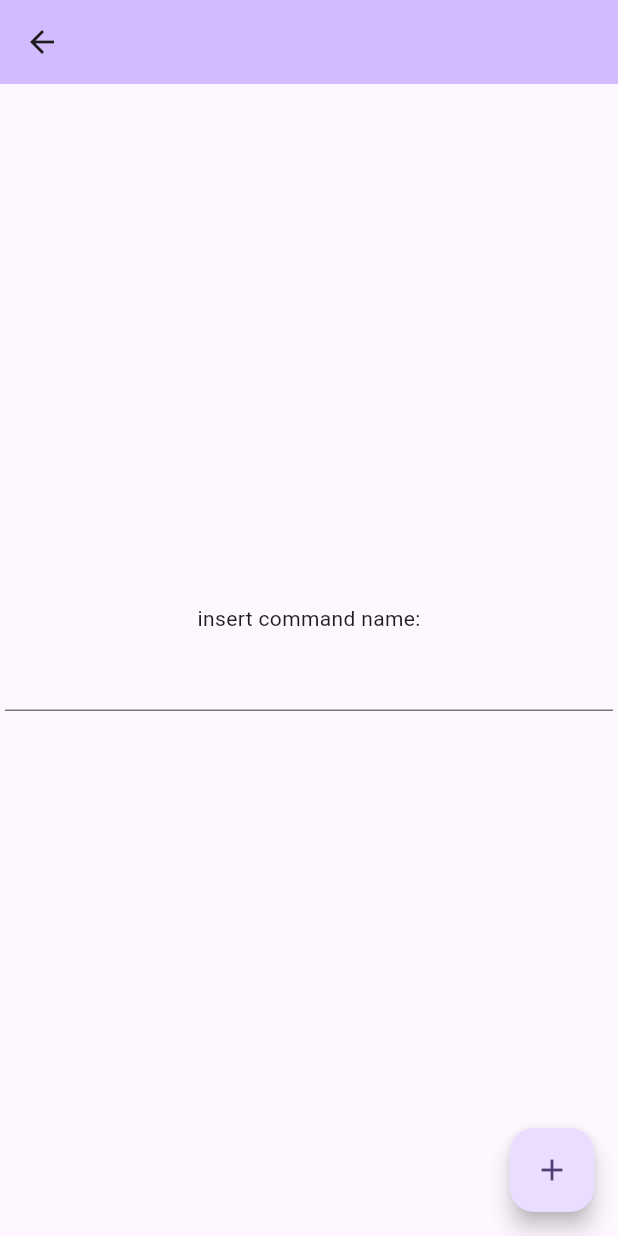
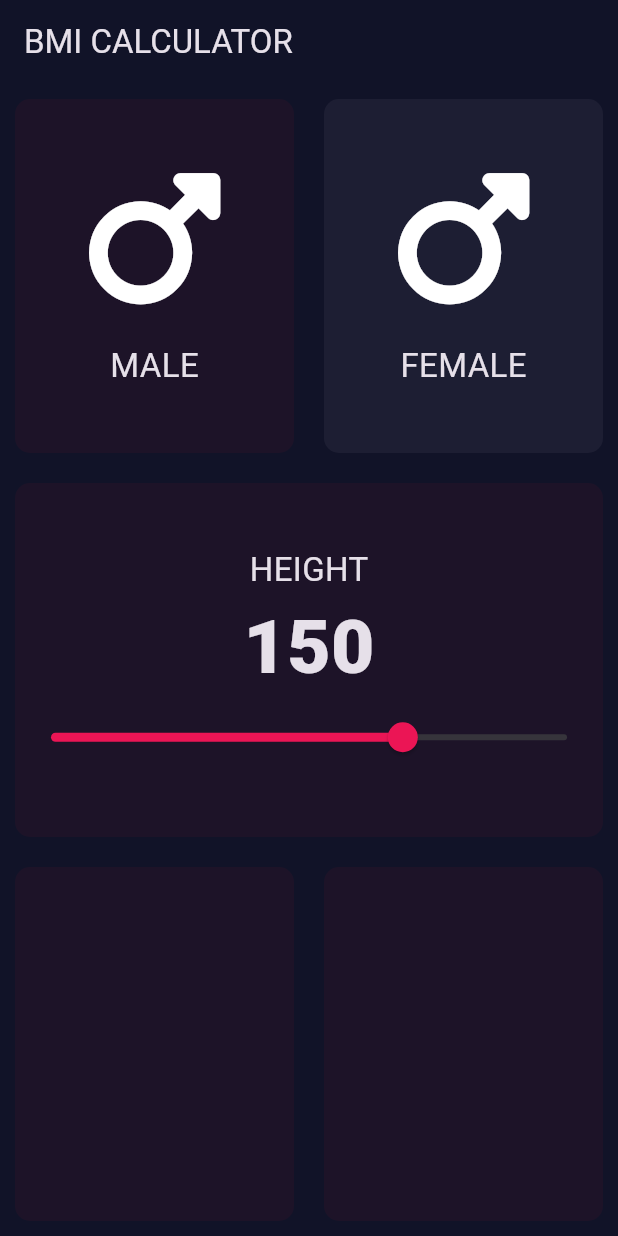
Before and after one commit to r-dossayev/flutterStart, a Flutter app: the screen it shows after launch, on a phone screen of 412 x 824 dp. Run offline on Flutter 3.47's test engine with Material 2 defaults, Android fonts, the phone set to English and light mode, and no system bars; our stand-ins replace font_awesome_flutter, shared_preferences.

Commit message:
start new project BMI calc

```diff
--- /dev/null
+++ b/lib/constants.dart
@@ -0,0 +1,41 @@
+import 'package:flutter/material.dart';
+
+const kBottomContainerHg = 80.0;
+const kActiveCardColour = Color(0xFF1D1E33);
+const kInactiveCardColour = Color(0xFF1D1328);
+const kBottomContainerColour = Color(0xFFEB1555);
+const kBG = Color(0xFF111328);
+
+const kLabelTextStyle = TextStyle(
+  fontSize: 18.0,
+  color: Color(0xFF8D8E98),
+);
+
+const kNumberTextStyle = TextStyle(
+  fontSize: 50.0,
+  fontWeight: FontWeight.w900,
+);
+
+const kLargeButtonTextStyle = TextStyle(
+  fontSize: 25.0,
+  fontWeight: FontWeight.bold,
+);
+const kTitleTextStyle = TextStyle(
+  fontSize: 50.0,
+  fontWeight: FontWeight.bold,
+);
+
+const kResultTextStyle = TextStyle(
+  color: Color(0xFF24D876),
+  fontSize: 22.0,
+  fontWeight: FontWeight.bold,
+);
+
+const kBMITextStyle = TextStyle(
+  fontSize: 100.0,
+  fontWeight: FontWeight.bold,
+);
+
+const kBodyTextStyle = TextStyle(
+  fontSize: 22.0
+);
--- a/lib/main.dart
+++ b/lib/main.dart
@@ -1,6 +1,6 @@
-import 'package:first_app_flutter/test.dart';
 import 'package:flutter/material.dart';
-import 'package:shared_preferences/shared_preferences.dart';
+import 'package:first_app_flutter/constants.dart';
+import 'package:font_awesome_flutter/font_awesome_flutter.dart';
 
 void main() {
   runApp(const MyApp());
@@ -12,39 +12,26 @@ class MyApp extends StatelessWidget {
   @override
   Widget build(BuildContext context) {
     return MaterialApp(
-      title: 'Flutter app',
-      theme: ThemeData(
-        colorScheme: ColorScheme.fromSeed(seedColor: Colors.deepPurple),
+      theme: ThemeData.dark(
         useMaterial3: true,
       ),
-      home: const MyHomePage(title: 'Flutter Demo Home Page'),
-      routes: {
-        "/test": (BuildContext context) => const TestWidget(),
-        "/home": (BuildContext context) => const MyHomePage(),
-      },
-      initialRoute: "/home",
+      home: const InputPage(),
     );
   }
 }
 
-class MyHomePage extends StatefulWidget {
-  const MyHomePage({super.key, this.title});
-
-  final String? title;
+class InputPage extends StatefulWidget {
+  const InputPage({super.key});
 
   @override
-  State<MyHomePage> createState() => _MyHomePageState();
+  State<InputPage> createState() => _InputPageState();
 }
 
-class _MyHomePageState extends State<MyHomePage> {
-  final _controller = TextEditingController();
-  Future<void> _goTestPage()async {
-    Navigator.of(context).pushNamed("/test");
-    SharedPreferences prefs = await SharedPreferences.getInstance();
-    prefs.setString("key", _controller.text);
-
-  }
-
+class _InputPageState extends State<InputPage> {
+  Gender gender = Gender.female;
+  var age = 20;
+  var height = 150;
+  var weight = 0;
 
   @override
   void initState() {
@@ -54,25 +41,136 @@ class _MyHomePageState extends State<MyHomePage> {
   @override
   Widget build(BuildContext context) {
     return Scaffold(
+      backgroundColor: kBG,
       appBar: AppBar(
-        backgroundColor: Theme.of(context).colorScheme.inversePrimary,
-        title: Text(widget.title??""),
-      ),
-      body: Center(
-        child: Column(
-          mainAxisAlignment: MainAxisAlignment.center,
-          children: <Widget>[
-            const Text('insert command name:'),
-            Padding(padding: const EdgeInsets.symmetric(horizontal: 3.3, vertical: 4), child: TextField(controller: _controller) ,)
-
-          ],
+        backgroundColor: kBG,
+        title: const Text(
+          "BMI CALCULATOR",
+          style: kBodyTextStyle,
         ),
       ),
-      floatingActionButton: FloatingActionButton(
-        onPressed: _goTestPage,
-        tooltip: 'Increment',
-        child: const Icon(Icons.add),
-      ), // This trailing comma makes auto-formatting nicer for build methods.
+      body: Column(
+        children: <Widget>[
+          Expanded(
+            child: Row(
+              children: <Widget>[
+                Expanded(
+                    child: ReusableCard(
+                  onTap: () {
+                    setState(() {
+                      gender = Gender.male;
+                    });
+                  },
+                  color: gender == Gender.male
+                      ? kActiveCardColour
+                      : kInactiveCardColour,
+                  child: Column(
+                    mainAxisAlignment: MainAxisAlignment.center,
+                    children: <Widget>[
+                      Icon(
+                        FontAwesomeIcons.mars,
+                        size: 100,
+                      ),
+                      SizedBox(
+                        height: 20,
+                      ),
+                      Text(
+                        "MALE",
+                        style: kBodyTextStyle,
+                      )
+                    ],
+                  ),
+                )),
+                Expanded(
+                    child: ReusableCard(
+                  onTap: () {
+                    setState(() {
+                      gender = Gender.female;
+                    });
+                  },
+                  color: gender == Gender.female
+                      ? kActiveCardColour
+                      : kInactiveCardColour,
+                  child: Column(
+                    mainAxisAlignment: MainAxisAlignment.center,
+                    children: <Widget>[
+                      Icon(
+                        FontAwesomeIcons.mars,
+                        size: 100,
+                      ),
+                      SizedBox(
+                        height: 20,
+                      ),
+                      Text(
+                        "FEMALE",
+                        style: kBodyTextStyle,
+                      )
+                    ],
+                  ),
+                )),
+              ],
+            ),
+          ),
+          Expanded(
+            child: ReusableCard(
+              child: Column(
+                mainAxisAlignment: MainAxisAlignment.center,
+                crossAxisAlignment: CrossAxisAlignment.center,
+                children: [
+                  Text("HEIGHT", style: kBodyTextStyle,),
+                  Text(height.toString(), style: kNumberTextStyle,),
+                  Slider(
+                    min: 0, max: 220.0,
+
+                    activeColor: kBottomContainerColour, value: height.toDouble(), onChanged: (value){
+                    setState(() {
+                      height = value.round();
+                    });
+                  })
+                  ],
+              ),
+            ),
+          ),
+          Expanded(
+            child: Row(
+              children: <Widget>[
+                Expanded(child: ReusableCard()),
+                Expanded(child: ReusableCard())
+              ],
+            ),
+          ),
+        ],
+      ),
+      // This trailing comma makes auto-formatting nicer for build methods.
     );
   }
 }
+
+enum Gender { male, female }
+
+class ReusableCard extends StatelessWidget {
+  final Color? color;
+  final Widget? child;
+  final VoidCallback? onTap;
+
+  const ReusableCard({
+    super.key,
+    this.color = kInactiveCardColour,
+    this.child,
+    this.onTap,
+  });
+
+  @override
+  Widget build(BuildContext context) {
+    return GestureDetector(
+      onTap: onTap,
+      child: Container(
+          child: child,
+          margin: EdgeInsets.all(10),
+          decoration: BoxDecoration(
+            color: color,
+            borderRadius: BorderRadius.all(Radius.circular(10)),
+          )),
+    );
+  }
+}
--- a/pubspec.yaml
+++ b/pubspec.yaml
@@ -14,6 +14,7 @@ dependencies:
   flutter:
     sdk: flutter
   shared_preferences: ^2.2.0
+  font_awesome_flutter: ^10.5.0
 
 
   # The following adds the Cupertino Icons font to your application.
```
Also changed, not shown: pubspec.lock.
